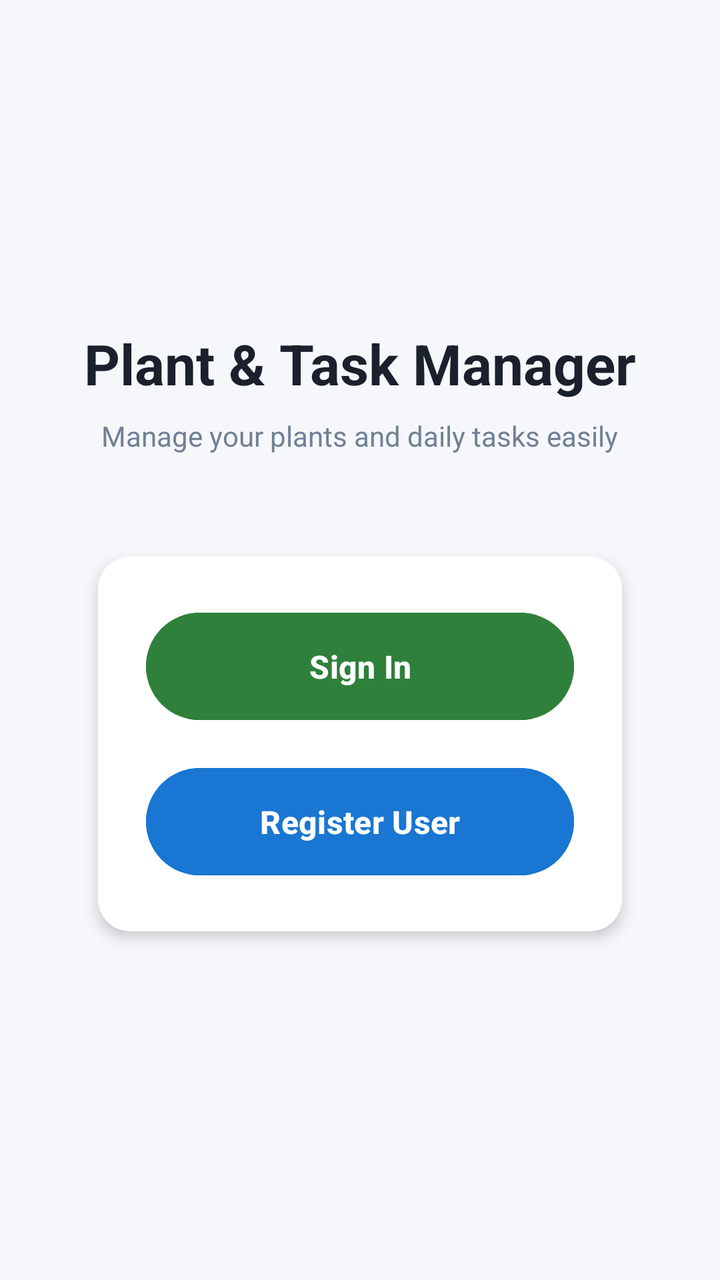
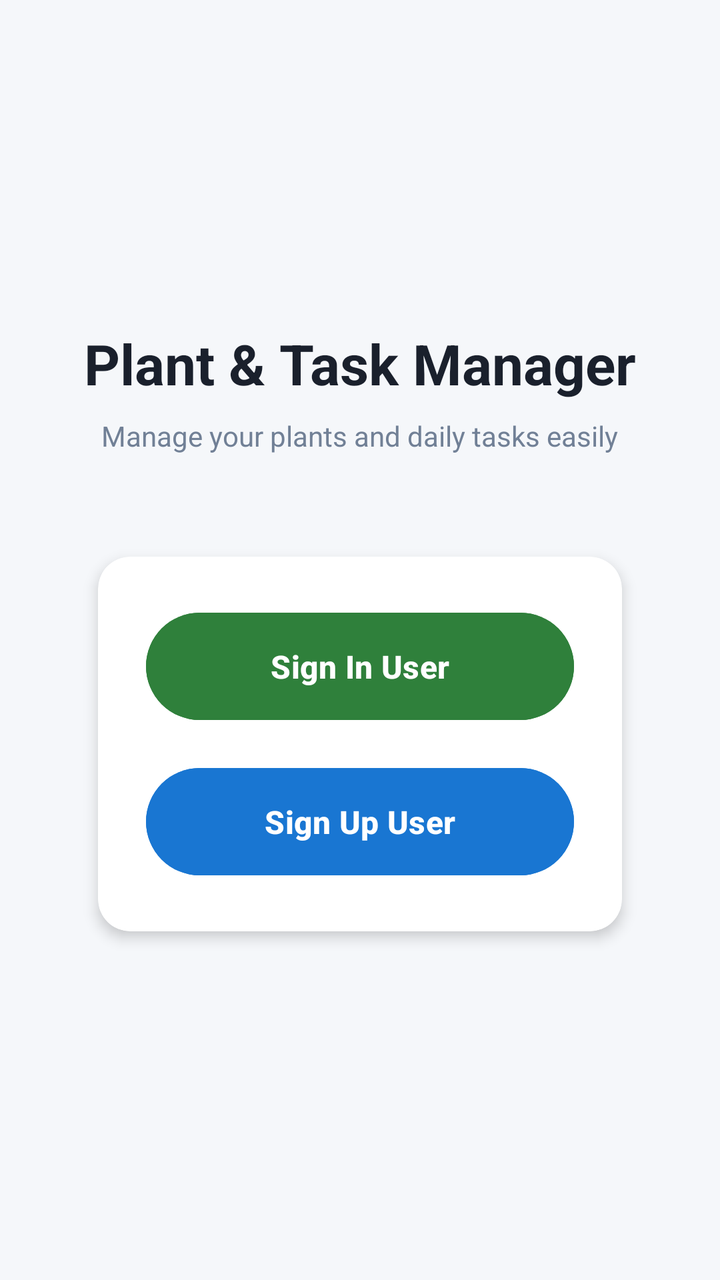

An Android layout rendered at two revisions. The XML below is the earlier revision; the diff shows what the commit changed to produce the second picture.
<!-- AndroidManifest.xml: application theme Theme.Ameen_final_new_project -->
<!-- res/layout/activity_main.xml -->
<?xml version="1.0" encoding="utf-8"?>
<LinearLayout xmlns:android="http://schemas.android.com/apk/res/android"
    xmlns:app="http://schemas.android.com/apk/res-auto"
    xmlns:tools="http://schemas.android.com/tools"
    android:id="@+id/main"
    android:layout_width="match_parent"
    android:layout_height="match_parent"
    android:background="#F5F7FA"
    android:gravity="center"
    android:orientation="vertical"
    android:padding="24dp"
    tools:context=".viewPkg.MainActivity">

    
    <TextView
        android:layout_width="wrap_content"
        android:layout_height="wrap_content"
        android:layout_marginBottom="8dp"
        android:text="Plant &amp; Task Manager"
        android:textColor="#1A202C"
        android:textSize="28sp"
        android:textStyle="bold" />

    <TextView
        android:layout_width="wrap_content"
        android:layout_height="wrap_content"
        android:layout_marginBottom="40dp"
        android:text="Manage your plants and daily tasks easily"
        android:textColor="#718096"
        android:textSize="14sp" />

    
    <androidx.cardview.widget.CardView
        android:layout_width="match_parent"
        android:layout_height="wrap_content"
        android:layout_marginStart="16dp"
        android:layout_marginEnd="16dp"
        app:cardCornerRadius="16dp"
        app:cardElevation="4dp"
        app:cardUseCompatPadding="true">

        <LinearLayout
            android:layout_width="match_parent"
            android:layout_height="wrap_content"
            android:orientation="vertical"
            android:padding="24dp">

            <Button
                android:id="@+id/btnSignInScreen"
                android:layout_width="match_parent"
                android:layout_height="wrap_content"
                android:layout_marginBottom="16dp"
                android:backgroundTint="#2F803B"
                android:padding="16dp"
                android:text="Sign In"
                android:textColor="#FFFFFF"
                android:textSize="16sp"
                android:textStyle="bold" />

            <Button
                android:id="@+id/btnRegisterScreen"
                android:layout_width="match_parent"
                android:layout_height="wrap_content"
                android:backgroundTint="#1976D2"
                android:padding="16dp"
                android:text="Register User"
                android:textColor="#FFFFFF"
                android:textSize="16sp"
                android:textStyle="bold" />

        </LinearLayout>

    </androidx.cardview.widget.CardView>

</LinearLayout>
<!-- resources referenced by this layout -->
<resources>
  <style name="Theme.Ameen_final_new_project" parent="Base.Theme.Ameen_final_new_project" />
  <style name="Base.Theme.Ameen_final_new_project" parent="Theme.Material3.DayNight.NoActionBar">
          
          
      </style>
</resources>

<!-- the commit's change to res/layout/activity_main.xml (unified diff, before → after) -->
@@ -52,18 +52,18 @@
                 android:layout_marginBottom="16dp"
                 android:backgroundTint="#2F803B"
                 android:padding="16dp"
-                android:text="Sign In"
+                android:text="Sign In User"
                 android:textColor="#FFFFFF"
                 android:textSize="16sp"
                 android:textStyle="bold" />
 
             <Button
-                android:id="@+id/btnRegisterScreen"
+                android:id="@+id/btnSignUpScreen"
                 android:layout_width="match_parent"
                 android:layout_height="wrap_content"
                 android:backgroundTint="#1976D2"
                 android:padding="16dp"
-                android:text="Register User"
+                android:text="Sign Up User"
                 android:textColor="#FFFFFF"
                 android:textSize="16sp"
                 android:textStyle="bold" />
